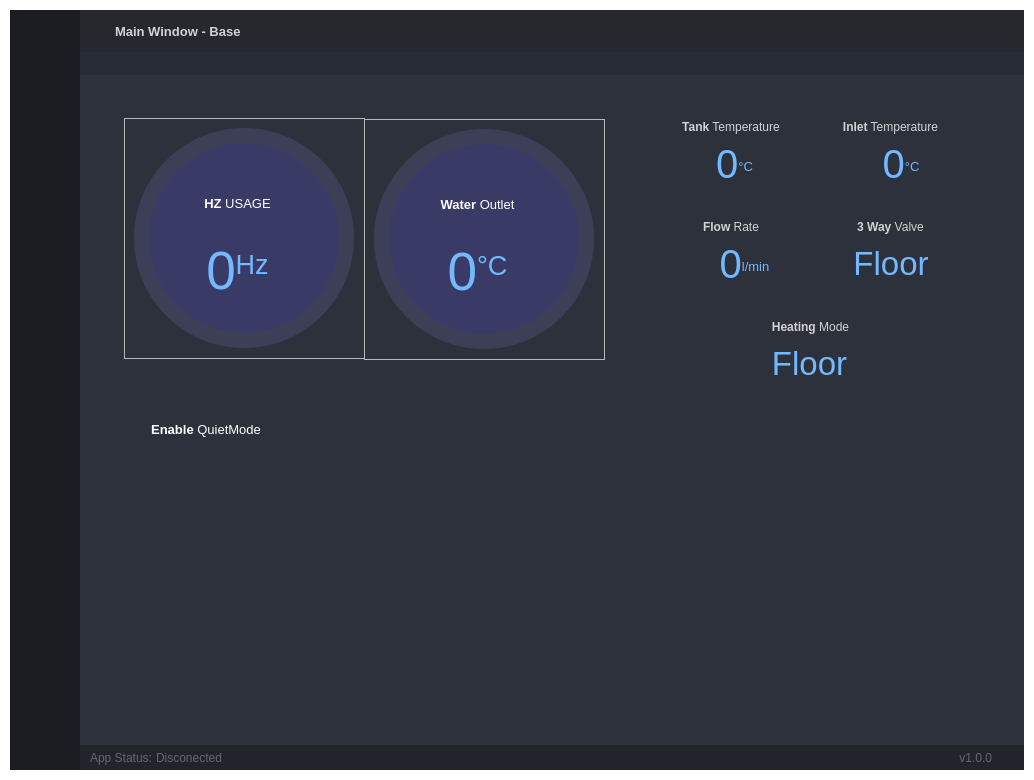
Above: GUI_BASE.ui from Egyras/Panasonic_GUI before the change. Below: the same form after it.
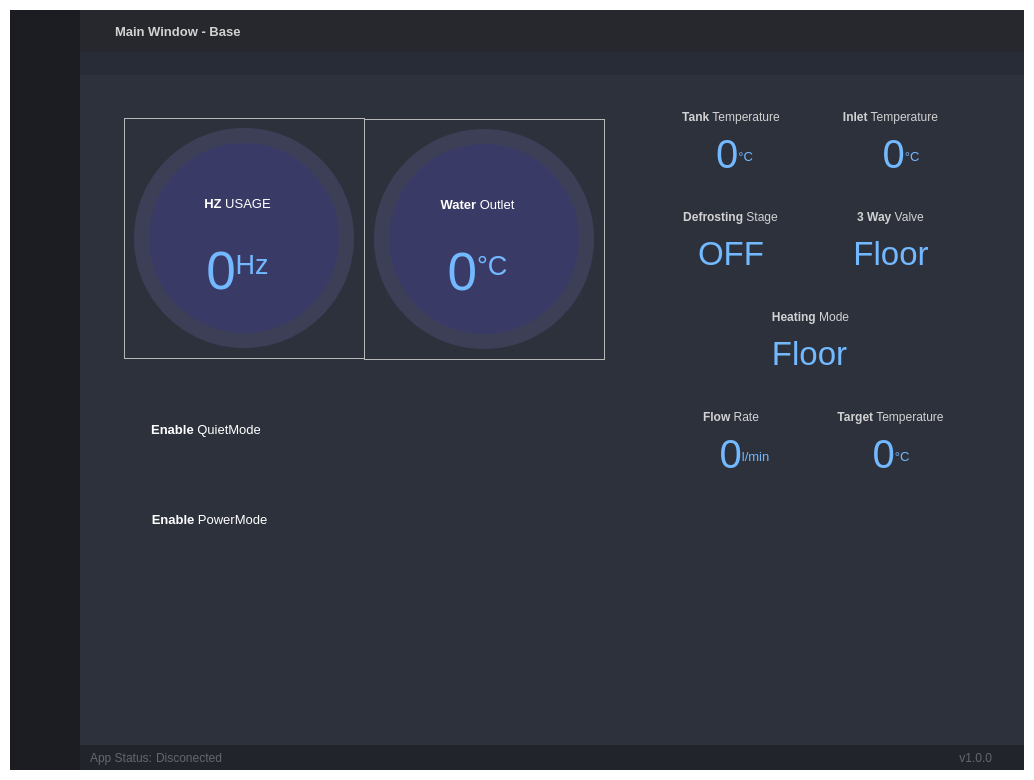
That is the form after the change. Icons and pictures are not drawn. Custom widgets are drawn as their Qt base class.

The edit to the form file:
```diff
--- a/GUI_BASE.ui
+++ b/GUI_BASE.ui
@@ -1755,7 +1755,7 @@
                        <property name="geometry">
                         <rect>
                          <x>550</x>
-                         <y>30</y>
+                         <y>20</y>
                          <width>341</width>
                          <height>561</height>
                         </rect>
@@ -1899,7 +1899,7 @@
                         <property name="geometry">
                          <rect>
                           <x>0</x>
-                          <y>100</y>
+                          <y>300</y>
                           <width>174</width>
                           <height>16</height>
                          </rect>
@@ -1932,7 +1932,7 @@
                         <property name="geometry">
                          <rect>
                           <x>10</x>
-                          <y>120</y>
+                          <y>320</y>
                           <width>181</width>
                           <height>51</height>
                          </rect>
@@ -2075,6 +2075,126 @@
                          <set>Qt::AlignCenter</set>
                         </property>
                        </widget>
+                       <widget class="QLabel" name="label_defrostn">
+                        <property name="geometry">
+                         <rect>
+                          <x>0</x>
+                          <y>100</y>
+                          <width>173</width>
+                          <height>17</height>
+                         </rect>
+                        </property>
+                        <property name="maximumSize">
+                         <size>
+                          <width>16777215</width>
+                          <height>20</height>
+                         </size>
+                        </property>
+                        <property name="font">
+                         <font>
+                          <family>Segoe UI</family>
+                         </font>
+                        </property>
+                        <property name="styleSheet">
+                         <string notr="true"/>
+                        </property>
+                        <property name="lineWidth">
+                         <number>1</number>
+                        </property>
+                        <property name="text">
+                         <string>&lt;strong&gt;Defrosting&lt;/strong&gt; Stage</string>
+                        </property>
+                        <property name="alignment">
+                         <set>Qt::AlignCenter</set>
+                        </property>
+                       </widget>
+                       <widget class="QLabel" name="label_defrostv">
+                        <property name="geometry">
+                         <rect>
+                          <x>0</x>
+                          <y>120</y>
+                          <width>174</width>
+                          <height>51</height>
+                         </rect>
+                        </property>
+                        <property name="font">
+                         <font>
+                          <family>MS Shell Dlg 2</family>
+                          <pointsize>25</pointsize>
+                          <weight>50</weight>
+                          <bold>false</bold>
+                         </font>
+                        </property>
+                        <property name="styleSheet">
+                         <string notr="true">color: rgb(115, 185, 255); padding: 0px; background-color: none;</string>
+                        </property>
+                        <property name="text">
+                         <string>&lt;p align=&quot;center&quot;&gt;&lt;span style=&quot; font-size:25pt;&quot;&gt;OFF&lt;/span&gt;</string>
+                        </property>
+                        <property name="alignment">
+                         <set>Qt::AlignCenter</set>
+                        </property>
+                       </widget>
+                       <widget class="QLabel" name="label_inlet_tempn_2">
+                        <property name="geometry">
+                         <rect>
+                          <x>160</x>
+                          <y>300</y>
+                          <width>173</width>
+                          <height>17</height>
+                         </rect>
+                        </property>
+                        <property name="maximumSize">
+                         <size>
+                          <width>16777215</width>
+                          <height>20</height>
+                         </size>
+                        </property>
+                        <property name="font">
+                         <font>
+                          <family>Segoe UI</family>
+                         </font>
+                        </property>
+                        <property name="styleSheet">
+                         <string notr="true"/>
+                        </property>
+                        <property name="lineWidth">
+                         <number>1</number>
+                        </property>
+                        <property name="text">
+                         <string>&lt;strong&gt;Target&lt;/strong&gt; Temperature</string>
+                        </property>
+                        <property name="alignment">
+                         <set>Qt::AlignCenter</set>
+                        </property>
+                       </widget>
+                       <widget class="QLabel" name="label_target_tempV">
+                        <property name="geometry">
+                         <rect>
+                          <x>160</x>
+                          <y>320</y>
+                          <width>174</width>
+                          <height>51</height>
+                         </rect>
+                        </property>
+                        <property name="font">
+                         <font>
+                          <family>MS Shell Dlg 2</family>
+                          <pointsize>25</pointsize>
+                          <weight>50</weight>
+                          <bold>false</bold>
+                         </font>
+                        </property>
+                        <property name="styleSheet">
+                         <string notr="true">color: rgb(115, 185, 255); padding: 0px; background-color: none;</string>
+                        </property>
+                        <property name="text">
+                         <string>&lt;p align=&quot;center&quot;&gt;&lt;span style=&quot; font-size:30pt;&quot;&gt;0&lt;/span&gt;&lt;span style=&quot; font-size:15pt; vertical-align:super;&quot;&gt;°C&lt;/span&gt;&lt;/p&gt;</string>
+                        </property>
+                        <property name="alignment">
+                         <set>Qt::AlignCenter</set>
+                        </property>
+                       </widget>
                       </widget>
                       <widget class="QWidget" name="gridLayoutWidget_5">
                        <property name="geometry">
@@ -2106,6 +2226,36 @@
                         </item>
                        </layout>
                       </widget>
+                      <widget class="QWidget" name="gridLayoutWidget_7">
+                       <property name="geometry">
+                        <rect>
+                         <x>40</x>
+                         <y>390</y>
+                         <width>151</width>
+                         <height>81</height>
+                        </rect>
+                       </property>
+                       <layout class="QGridLayout" name="gridLayout_button_2">
+                        <item row="0" column="0">
+                         <widget class="QLabel" name="labelAplicationName_5">
+                          <property name="font">
+                           <font>
+                            <pointsize>10</pointsize>
+                           </font>
+                          </property>
+                          <property name="styleSheet">
+                           <string notr="true">color: #FFFFFF; background-color: none;</string>
+                          </property>
+                          <property name="text">
+                           <string>&lt;strong&gt;Enable&lt;/strong&gt; PowerMode</string>
+                          </property>
+                          <property name="alignment">
+                           <set>Qt::AlignCenter</set>
+                          </property>
+                         </widget>
+                        </item>
+                       </layout>
+                      </widget>
                      </widget>
                     </item>
                    </layout>
```
